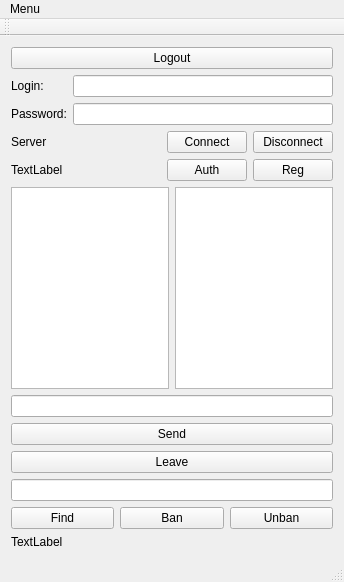
First picture: the form in mainwindow.ui, repository witness449/MyClient, before the edit.
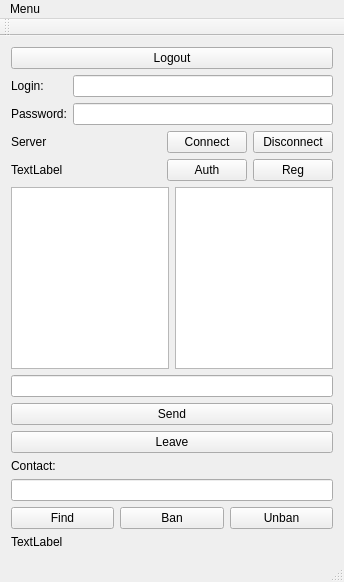
Second picture: the form after the edit.

The edit to the form file:
```diff
--- a/mainwindow.ui
+++ b/mainwindow.ui
@@ -158,6 +158,13 @@
       </property>
      </widget>
     </item>
+    <item>
+     <widget class="QLabel" name="label_4">
+      <property name="text">
+       <string>Contact:</string>
+      </property>
+     </widget>
+    </item>
     <item>
      <widget class="QLineEdit" name="findUserEdit"/>
     </item>
```
Left out of the diff: 9 changed lines with no effect on the pictures.
